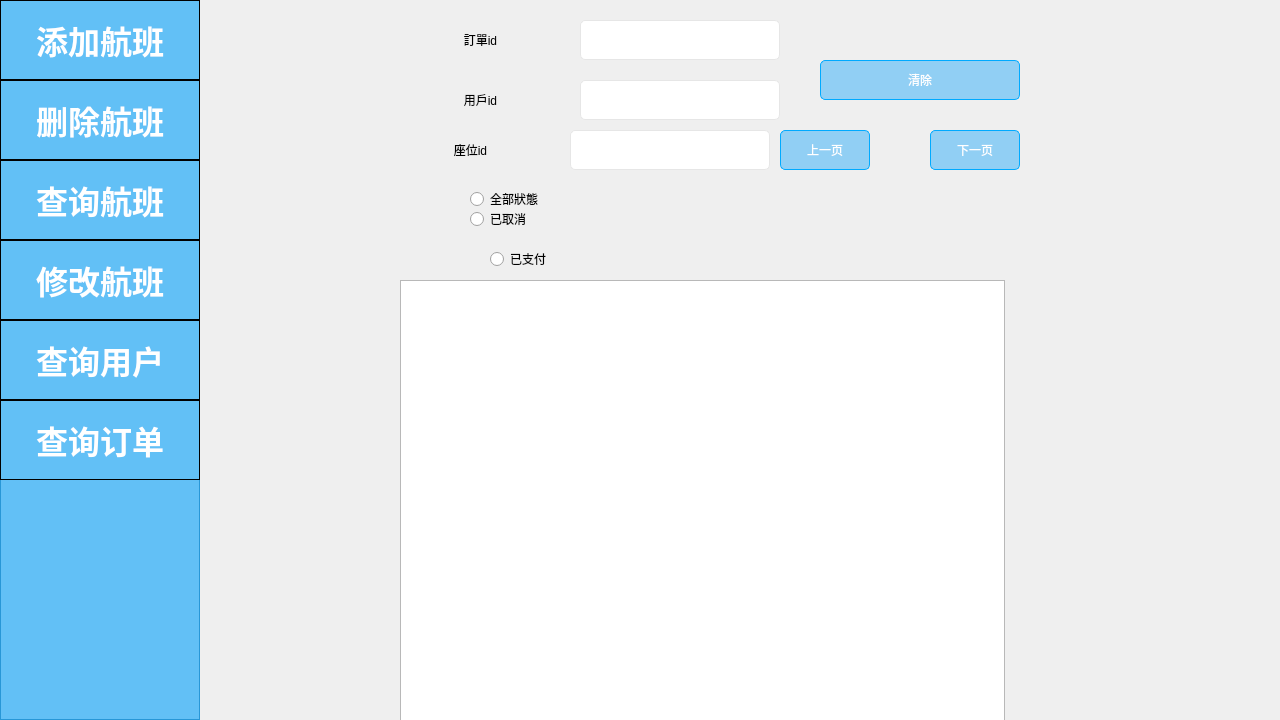
Qt form Pro1 mk34/admin_form.ui (KamChiHei/330) before a commit.
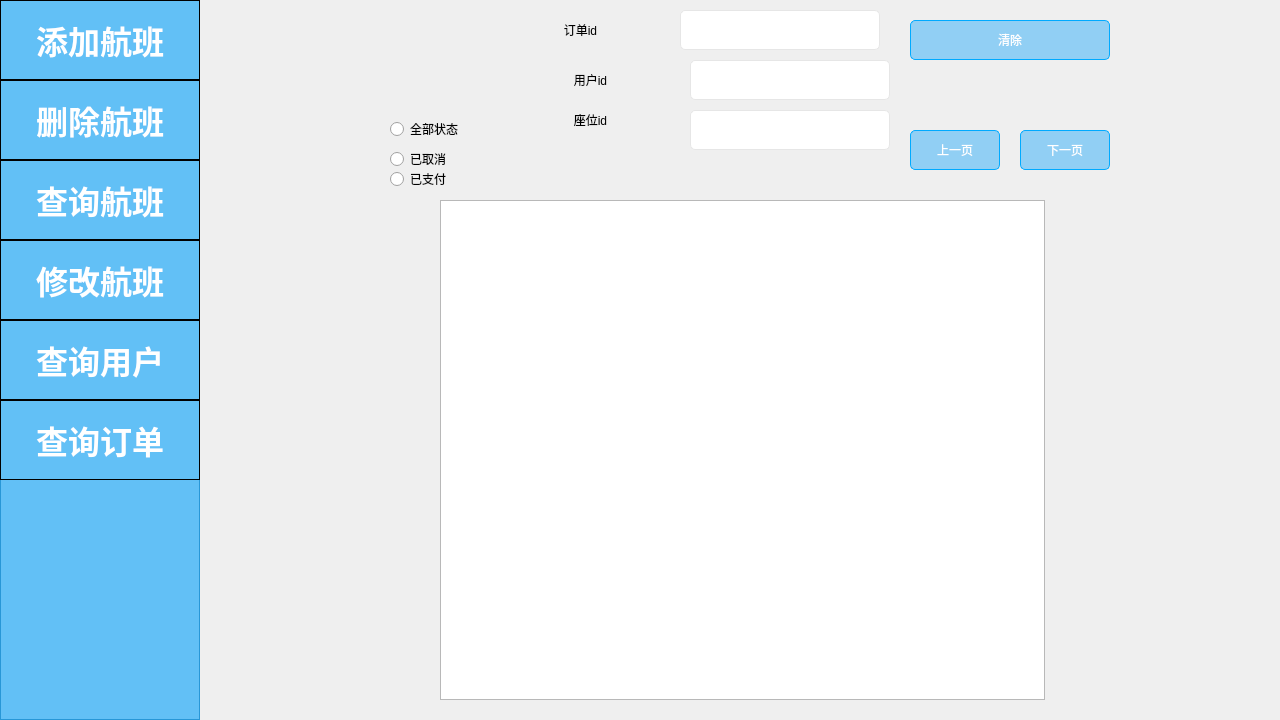
The same form after that commit. Icons and pictures are not drawn.

Patch:
```diff
--- a/Pro1 mk34/admin_form.ui
+++ b/Pro1 mk34/admin_form.ui
@@ -1324,12 +1324,12 @@
 </string>
       </property>
      </widget>
-     <widget class="QPushButton" name="pushButton_clear_4">
+     <widget class="QLabel" name="label_58">
       <property name="geometry">
        <rect>
-        <x>700</x>
-        <y>70</y>
-        <width>200</width>
+        <x>180</x>
+        <y>100</y>
+        <width>161</width>
         <height>40</height>
        </rect>
       </property>
@@ -1351,15 +1351,8 @@
       <property name="text">
        <string>清除</string>
       </property>
-     </widget>
-     <widget class="QPushButton" name="prevButton_5">
-      <property name="geometry">
-       <rect>
-        <x>660</x>
-        <y>140</y>
-        <width>90</width>
-        <height>40</height>
-       </rect>
+      <property name="alignment">
+       <set>Qt::AlignmentFlag::AlignCenter</set>
       </property>
       <property name="styleSheet">
        <string notr="true">QPushButton {
@@ -1413,8 +1406,8 @@
      <widget class="QTableWidget" name="tableWidget_3">
       <property name="geometry">
        <rect>
-        <x>200</x>
-        <y>280</y>
+        <x>240</x>
+        <y>200</y>
         <width>605</width>
         <height>500</height>
        </rect>
@@ -1442,95 +1435,11 @@
        <pixmap resource="icon.qrc">:/new/prefix1/iconANDpic/point6.png</pixmap>
       </property>
      </widget>
-     <widget class="QPushButton" name="prevButton_6">
-      <property name="geometry">
-       <rect>
-        <x>580</x>
-        <y>130</y>
-        <width>90</width>
-        <height>40</height>
-       </rect>
-      </property>
-      <property name="styleSheet">
-       <string notr="true">QPushButton {
-
-	background-color: rgba(0, 159, 252,100);
-
-	font: 700 14pt &quot;微软雅黑&quot;;
-	color: rgb(255, 255, 255);
-border: 1px solid rgb(0, 170, 255); 
-    border-radius: 5px;
-}
-
-QPushButton:hover {  
-	background-color: rgba(0, 159, 252,200);
-}</string>
-      </property>
-      <property name="text">
-       <string>上一页</string>
-      </property>
-     </widget>
-     <widget class="QPushButton" name="nextButton_6">
-      <property name="geometry">
-       <rect>
-        <x>730</x>
-        <y>130</y>
-        <width>90</width>
-        <height>40</height>
-       </rect>
-      </property>
-      <property name="styleSheet">
-       <string notr="true">QPushButton {
-
-	background-color: rgba(0, 159, 252,100);
-
-	font: 700 14pt &quot;微软雅黑&quot;;
-	color: rgb(255, 255, 255);
-border: 1px solid rgb(0, 170, 255); 
-    border-radius: 5px;
-}
-
-QPushButton:hover {  
-	background-color: rgba(0, 159, 252,200);
-}</string>
-      </property>
-      <property name="text">
-       <string>下一页</string>
-      </property>
-     </widget>
-     <widget class="QPushButton" name="pushButton_clear_7">
-      <property name="geometry">
-       <rect>
-        <x>620</x>
-        <y>60</y>
-        <width>200</width>
-        <height>40</height>
-       </rect>
-      </property>
-      <property name="styleSheet">
-       <string notr="true">QPushButton {
-
-	background-color: rgba(0, 159, 252,100);
-
-	font: 700 14pt &quot;微软雅黑&quot;;
-	color: rgb(255, 255, 255);
-border: 1px solid rgb(0, 170, 255); 
-    border-radius: 5px;
-}
-
-QPushButton:hover {  
-	background-color: rgba(0, 159, 252,200);
-}</string>
-      </property>
-      <property name="text">
-       <string>清除</string>
-      </property>
-     </widget>
      <widget class="QLineEdit" name="lineEdit_orderid">
       <property name="geometry">
        <rect>
-        <x>380</x>
-        <y>20</y>
+        <x>480</x>
+        <y>10</y>
         <width>200</width>
         <height>40</height>
        </rect>
@@ -1547,8 +1456,8 @@
      <widget class="QLabel" name="label_181">
       <property name="geometry">
        <rect>
-        <x>200</x>
-        <y>20</y>
+        <x>300</x>
+        <y>10</y>
         <width>161</width>
         <height>40</height>
        </rect>
@@ -1557,7 +1466,7 @@
        <string notr="true">font: 700 16pt &quot;微软雅黑&quot;;</string>
       </property>
       <property name="text">
-       <string>&lt;html&gt;&lt;head/&gt;&lt;body&gt;&lt;p&gt;訂單id&lt;/p&gt;&lt;/body&gt;&lt;/html&gt;</string>
+       <string>&lt;html&gt;&lt;head/&gt;&lt;body&gt;&lt;p&gt;订单id&lt;/p&gt;&lt;/body&gt;&lt;/html&gt;</string>
       </property>
       <property name="alignment">
        <set>Qt::AlignmentFlag::AlignCenter</set>
@@ -1566,8 +1475,8 @@
      <widget class="QLineEdit" name="lineEdit_userid">
       <property name="geometry">
        <rect>
-        <x>380</x>
-        <y>80</y>
+        <x>490</x>
+        <y>60</y>
         <width>200</width>
         <height>40</height>
        </rect>
@@ -1584,8 +1493,8 @@
      <widget class="QLabel" name="label_182">
       <property name="geometry">
        <rect>
-        <x>200</x>
-        <y>80</y>
+        <x>310</x>
+        <y>60</y>
         <width>161</width>
         <height>40</height>
        </rect>
@@ -1594,7 +1503,7 @@
        <string notr="true">font: 700 16pt &quot;微软雅黑&quot;;</string>
       </property>
       <property name="text">
-       <string>&lt;html&gt;&lt;head/&gt;&lt;body&gt;&lt;p&gt;用戶id&lt;/p&gt;&lt;/body&gt;&lt;/html&gt;</string>
+       <string>&lt;html&gt;&lt;head/&gt;&lt;body&gt;&lt;p&gt;用户id&lt;/p&gt;&lt;/body&gt;&lt;/html&gt;</string>
       </property>
       <property name="alignment">
        <set>Qt::AlignmentFlag::AlignCenter</set>
@@ -1603,8 +1512,8 @@
      <widget class="QLineEdit" name="lineEdit_seatid">
       <property name="geometry">
        <rect>
-        <x>370</x>
-        <y>130</y>
+        <x>490</x>
+        <y>110</y>
         <width>200</width>
         <height>40</height>
        </rect>
@@ -1621,8 +1530,8 @@
      <widget class="QLabel" name="label_183">
       <property name="geometry">
        <rect>
-        <x>190</x>
-        <y>130</y>
+        <x>310</x>
+        <y>100</y>
         <width>161</width>
         <height>40</height>
        </rect>
@@ -1640,21 +1549,21 @@
      <widget class="QRadioButton" name="radioButton_all">
       <property name="geometry">
        <rect>
-        <x>270</x>
-        <y>190</y>
+        <x>190</x>
+        <y>120</y>
         <width>73</width>
         <height>18</height>
        </rect>
       </property>
       <property name="text">
-       <string>全部狀態</string>
+       <string>全部状态</string>
       </property>
      </widget>
      <widget class="QRadioButton" name="radioButton_cancel">
       <property name="geometry">
        <rect>
-        <x>270</x>
-        <y>210</y>
+        <x>190</x>
+        <y>150</y>
         <width>73</width>
         <height>18</height>
        </rect>
@@ -1666,8 +1575,8 @@
      <widget class="QRadioButton" name="radioButton_paid">
       <property name="geometry">
        <rect>
-        <x>290</x>
-        <y>250</y>
+        <x>190</x>
+        <y>170</y>
         <width>73</width>
         <height>18</height>
        </rect>
@@ -1676,6 +1585,90 @@
        <string>已支付</string>
       </property>
      </widget>
+     <widget class="QPushButton" name="prevButton_4">
+      <property name="geometry">
+       <rect>
+        <x>710</x>
+        <y>130</y>
+        <width>90</width>
+        <height>40</height>
+       </rect>
+      </property>
+      <property name="styleSheet">
+       <string notr="true">QPushButton {
+
+	background-color: rgba(0, 159, 252,100);
+
+	font: 700 14pt &quot;微软雅黑&quot;;
+	color: rgb(255, 255, 255);
+border: 1px solid rgb(0, 170, 255); 
+    border-radius: 5px;
+}
+
+QPushButton:hover {  
+	background-color: rgba(0, 159, 252,200);
+}</string>
+      </property>
+      <property name="text">
+       <string>上一页</string>
+      </property>
+     </widget>
+     <widget class="QPushButton" name="pushButton_clear_4">
+      <property name="geometry">
+       <rect>
+        <x>710</x>
+        <y>20</y>
+        <width>200</width>
+        <height>40</height>
+       </rect>
+      </property>
+      <property name="styleSheet">
+       <string notr="true">QPushButton {
+
+	background-color: rgba(0, 159, 252,100);
+
+	font: 700 14pt &quot;微软雅黑&quot;;
+	color: rgb(255, 255, 255);
+border: 1px solid rgb(0, 170, 255); 
+    border-radius: 5px;
+}
+
+QPushButton:hover {  
+	background-color: rgba(0, 159, 252,200);
+}</string>
+      </property>
+      <property name="text">
+       <string>清除</string>
+      </property>
+     </widget>
+     <widget class="QPushButton" name="nextButton_4">
+      <property name="geometry">
+       <rect>
+        <x>820</x>
+        <y>130</y>
+        <width>90</width>
+        <height>40</height>
+       </rect>
+      </property>
+      <property name="styleSheet">
+       <string notr="true">QPushButton {
+
+	background-color: rgba(0, 159, 252,100);
+
+	font: 700 14pt &quot;微软雅黑&quot;;
+	color: rgb(255, 255, 255);
+border: 1px solid rgb(0, 170, 255); 
+    border-radius: 5px;
+}
+
+QPushButton:hover {  
+	background-color: rgba(0, 159, 252,200);
+}</string>
+      </property>
+      <property name="text">
+       <string>下一页</string>
+      </property>
+     </widget>
     </widget>
    </widget>
    <widget class="QPushButton" name="pushButton_addFlight">
```
Left out of the diff: 131 changed lines with no effect on the pictures.
